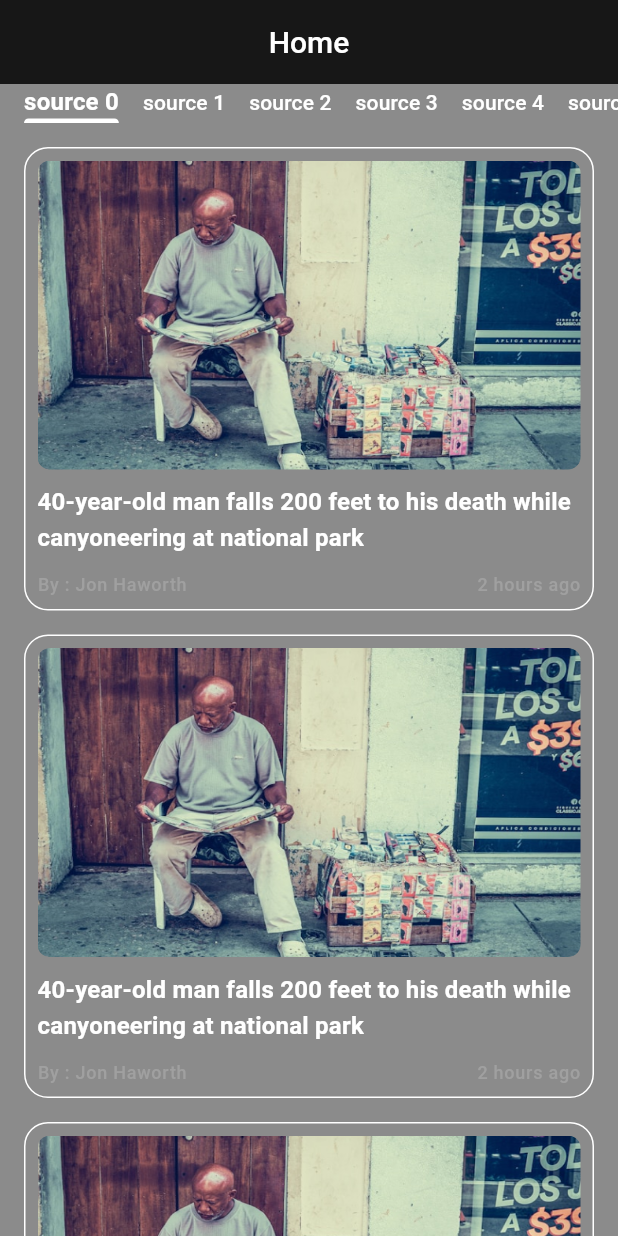
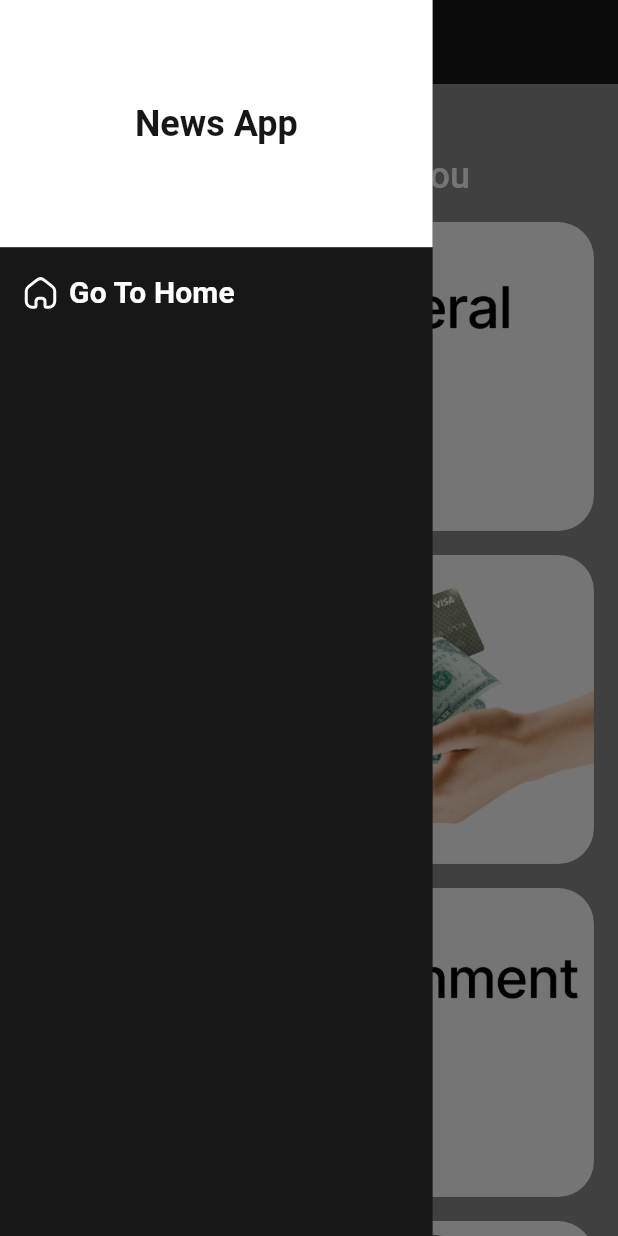
Before and after one commit to hussein-shafeek/News-App, a Flutter app: the screen it shows after launch, with the side drawer open (before the commit the screen has no drawer), on a phone screen of 412 x 824 dp. Run offline on Flutter 3.47's test engine with Material 3 defaults, Android fonts, the phone set to English and light mode, and no system bars; our stand-ins replace flutter_svg, timeago.

Commit message:
implement home drawer

```diff
--- a/lib/core/theme/app_theme.dart
+++ b/lib/core/theme/app_theme.dart
@@ -71,6 +71,11 @@ class AppTheme {
         fontWeight: FontWeight.w500,
         color: AppColors.white,
       ),
+      labelLarge: TextStyle(
+        fontSize: 20,
+        fontWeight: FontWeight.bold,
+        color: AppColors.white,
+      ),
       labelSmall: TextStyle(
         fontSize: 12,
         fontWeight: FontWeight.w500,
--- a/lib/features/home/ui/categories_view.dart
+++ b/lib/features/home/ui/categories_view.dart
@@ -3,7 +3,8 @@ import 'package:news/features/home/logic/category_model.dart';
 import 'package:news/features/home/data/categories_item.dart';
 
 class CategoriesView extends StatelessWidget {
-  const CategoriesView({super.key});
+  void Function(CategoryModel) onCategorySelected;
+  CategoriesView({required this.onCategorySelected});
 
   @override
   Widget build(BuildContext context) {
@@ -23,7 +24,9 @@ class CategoriesView extends StatelessWidget {
             child: ListView.separated(
               padding: EdgeInsets.only(top: 16),
               itemBuilder: (_, index) => GestureDetector(
-                onTap: () {},
+                onTap: () {
+                  onCategorySelected(CategoryModel.categories[index]);
+                },
                 child: CategoriesItem(CategoryModel.categories[index]),
               ),
               separatorBuilder: (_, _) => SizedBox(height: 16),
--- /dev/null
+++ b/lib/features/home/ui/home_drawer.dart
@@ -0,0 +1,53 @@
+import 'package:flutter/material.dart';
+import 'package:flutter_svg/flutter_svg.dart';
+import 'package:news/core/theme/app_colors.dart';
+
+class HomeDrawer extends StatelessWidget {
+  VoidCallback onGoToHome;
+  HomeDrawer({required this.onGoToHome});
+
+  @override
+  Widget build(BuildContext context) {
+    TextTheme text = Theme.of(context).textTheme;
+    double width = MediaQuery.sizeOf(context).width;
+    double height = MediaQuery.sizeOf(context).height;
+    return Container(
+      width: width * 0.7,
+      color: AppColors.black,
+      child: Column(
+        children: [
+          Container(
+            color: AppColors.white,
+            width: double.infinity,
+            height: height * 0.2,
+            alignment: Alignment.center,
+            child: Text(
+              'News App',
+              style: text.titleLarge!.copyWith(
+                color: AppColors.black,
+                fontWeight: FontWeight.bold,
+              ),
+            ),
+          ),
+
+          Padding(
+            padding: const EdgeInsets.all(16),
+            child: GestureDetector(
+              onTap: () {
+                onGoToHome();
+                Navigator.of(context).pop();
+              },
+              child: Row(
+                children: [
+                  SvgPicture.asset('assets/icons/home.svg'),
+                  SizedBox(width: 8),
+                  Text('Go To Home', style: text.labelLarge),
+                ],
+              ),
+            ),
+          ),
+        ],
+      ),
+    );
+  }
+}
--- a/lib/features/home/ui/home_screen.dart
+++ b/lib/features/home/ui/home_screen.dart
@@ -1,15 +1,44 @@
 import 'package:flutter/material.dart';
+import 'package:news/features/home/logic/category_model.dart';
 import 'package:news/features/home/ui/categories_view.dart';
+import 'package:news/features/home/ui/home_drawer.dart';
 import 'package:news/features/nwes/ui/news_view.dart';
 
-class HomeScreen extends StatelessWidget {
+class HomeScreen extends StatefulWidget {
   const HomeScreen({super.key});
+
+  @override
+  State<HomeScreen> createState() => _HomeScreenState();
+}
+
+class _HomeScreenState extends State<HomeScreen> {
+  CategoryModel? selectedCategory;
 
   @override
   Widget build(BuildContext context) {
     return Scaffold(
-      appBar: AppBar(title: Center(child: Text('Home'))),
-      body: NewsView(),
+      appBar: AppBar(
+        title: Center(
+          child: Text(
+            selectedCategory == null ? 'Home' : selectedCategory!.name,
+          ),
+        ),
+      ),
+      drawer: HomeDrawer(onGoToHome: resetSelectedCategory),
+      body: selectedCategory == null
+          ? CategoriesView(onCategorySelected: onCategorySelected)
+          : NewsView(categoryId: selectedCategory!.id),
     );
   }
+
+  void onCategorySelected(CategoryModel category) {
+    selectedCategory = category;
+    setState(() {});
+  }
+
+  void resetSelectedCategory() {
+    if (selectedCategory == null) return;
+    selectedCategory = null;
+    setState(() {});
+  }
 }
--- a/lib/features/nwes/ui/news_view.dart
+++ b/lib/features/nwes/ui/news_view.dart
@@ -5,7 +5,8 @@ import 'package:news/features/nwes/data/tab_item.dart';
 import 'package:news/features/nwes/logic/source_model.dart';
 
 class NewsView extends StatefulWidget {
-  const NewsView({super.key});
+  String categoryId;
+  NewsView({required this.categoryId});
 
   @override
   State<NewsView> createState() => _NewsViewState();
--- a/pubspec.yaml
+++ b/pubspec.yaml
@@ -29,12 +29,14 @@ environment:
 # versions available, run `flutter pub outdated`.
 dependencies:
   flutter:
+
     sdk: flutter
 
   # The following adds the Cupertino Icons font to your application.
   # Use with the CupertinoIcons class for iOS style icons.
   cupertino_icons: ^1.0.8
   timeago: ^3.7.1
+  flutter_svg: ^2.2.0
 
 dev_dependencies:
   flutter_test:
```
Also changed, not shown: pubspec.lock.
